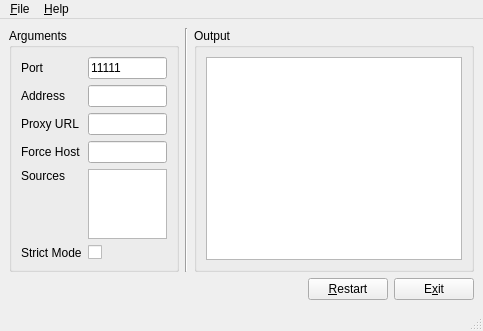
The window that mainwindow.ui (FrzMtrsprt/QtUnblockNeteaseMusic) describes before a commit, drawn with Qt 5.
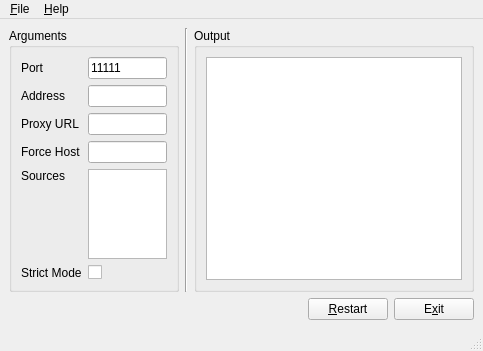
The same window after the commit.

Commit message: Better log output

Patch:
```diff
--- a/mainwindow.ui
+++ b/mainwindow.ui
@@ -7,7 +7,7 @@
     <x>0</x>
     <y>0</y>
     <width>483</width>
-    <height>329</height>
+    <height>351</height>
    </rect>
   </property>
   <property name="windowTitle">
```
Left out of the diff: 4 changed lines with no effect on the pictures. The commit also changes 1 other file.
